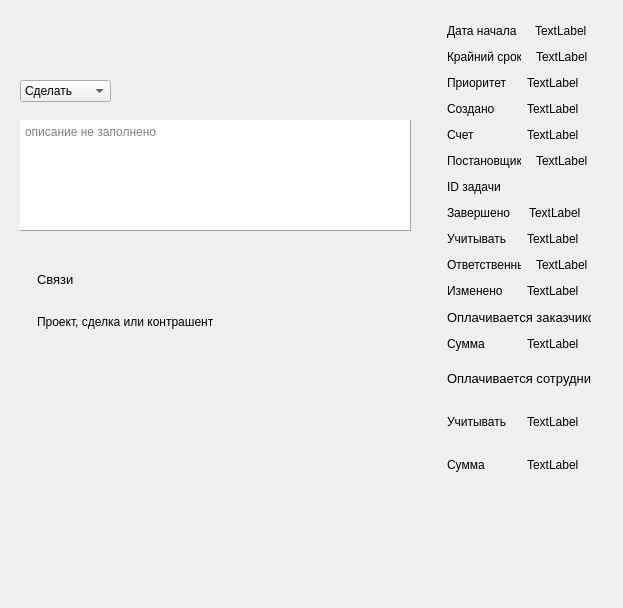
Old version of the form Task.ui in the repository Barnaga/TerraCRM.
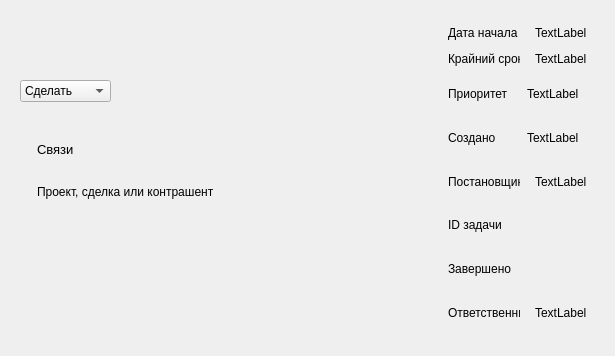
New version of the form.

```diff
--- a/Task.ui
+++ b/Task.ui
@@ -6,8 +6,8 @@
    <rect>
     <x>0</x>
     <y>0</y>
-    <width>623</width>
-    <height>608</height>
+    <width>615</width>
+    <height>356</height>
    </rect>
   </property>
   <property name="windowTitle">
@@ -21,31 +21,6 @@
 	background-color: rgb(240, 240, 240);
 }</string>
   </property>
-  <widget class="QTextEdit" name="descriptionEdit">
-   <property name="enabled">
-    <bool>true</bool>
-   </property>
-   <property name="geometry">
-    <rect>
-     <x>20</x>
-     <y>120</y>
-     <width>391</width>
-     <height>111</height>
-    </rect>
-   </property>
-   <property name="frameShape">
-    <enum>QFrame::Shape::Panel</enum>
-   </property>
-   <property name="frameShadow">
-    <enum>QFrame::Shadow::Raised</enum>
-   </property>
-   <property name="tabChangesFocus">
-    <bool>false</bool>
-   </property>
-   <property name="placeholderText">
-    <string>описание не заполнено</string>
-   </property>
-  </widget>
   <widget class="QComboBox" name="statusBox">
    <property name="geometry">
     <rect>
@@ -142,7 +117,7 @@
    <property name="geometry">
     <rect>
      <x>20</x>
-     <y>250</y>
+     <y>120</y>
      <width>391</width>
      <height>101</height>
     </rect>
@@ -172,18 +147,16 @@
     </item>
    </layout>
   </widget>
-  <widget class="QWidget" name="">
+  <widget class="QWidget" name="layoutWidget">
    <property name="geometry">
     <rect>
-     <x>430</x>
-     <y>10</y>
-     <width>175</width>
-     <height>484</height>
+     <x>431</x>
+     <y>12</y>
+     <width>173</width>
+     <height>331</height>
     </rect>
    </property>
-   <layout class="QVBoxLayout" name="verticalLayout_4">
-    <item>
-     <layout class="QVBoxLayout" name="inner">
+   <layout class="QVBoxLayout" name="verticalLayout_3">
       <item>
        <layout class="QVBoxLayout" name="dateLayout">
         <item>
@@ -225,8 +198,6 @@
        </layout>
       </item>
       <item>
-       <layout class="QVBoxLayout" name="verticalLayout_2">
-        <item>
          <layout class="QHBoxLayout" name="horizontalLayout_17">
           <item>
            <widget class="QLabel" name="priorityLbl">
@@ -262,24 +233,6 @@
           </item>
          </layout>
         </item>
-        <item>
-         <layout class="QHBoxLayout" name="horizontalLayout_26">
-          <item>
-           <widget class="QLabel" name="label_22">
-            <property name="text">
-             <string>Счет</string>
-            </property>
-           </widget>
-          </item>
-          <item>
-           <widget class="QLabel" name="label_23">
-            <property name="text">
-             <string>TextLabel</string>
-            </property>
-           </widget>
-          </item>
-         </layout>
-        </item>
         <item>
          <layout class="QHBoxLayout" name="horizontalLayout_18">
           <item>
@@ -328,25 +281,7 @@
           <item>
            <widget class="QLabel" name="completedDate">
             <property name="text">
-             <string>TextLabel</string>
-            </property>
-           </widget>
-          </item>
-         </layout>
-        </item>
-        <item>
-         <layout class="QHBoxLayout" name="horizontalLayout_24">
-          <item>
-           <widget class="QLabel" name="label_18">
-            <property name="text">
-             <string>Учитывать</string>
-            </property>
-           </widget>
-          </item>
-          <item>
-           <widget class="QLabel" name="label_19">
-            <property name="text">
-             <string>TextLabel</string>
+         <string/>
             </property>
            </widget>
           </item>
@@ -370,109 +305,24 @@
           </item>
          </layout>
         </item>
-        <item>
-         <layout class="QHBoxLayout" name="horizontalLayout_23">
-          <item>
-           <widget class="QLabel" name="editLbl">
-            <property name="text">
-             <string>Изменено</string>
-            </property>
-           </widget>
-          </item>
-          <item>
-           <widget class="QLabel" name="edit">
-            <property name="text">
-             <string>TextLabel</string>
-            </property>
-           </widget>
-          </item>
-         </layout>
-        </item>
-        <item>
-         <widget class="QLabel" name="label_17">
-          <property name="font">
-           <font>
-            <pointsize>10</pointsize>
-           </font>
-          </property>
-          <property name="text">
-           <string>Оплачивается заказчиком</string>
-          </property>
-         </widget>
-        </item>
-        <item>
-         <layout class="QHBoxLayout" name="horizontalLayout_25">
-          <item>
-           <widget class="QLabel" name="label_20">
-            <property name="text">
-             <string>Сумма</string>
-            </property>
-           </widget>
-          </item>
+   </layout>
+  </widget>
+  <widget class="QWidget" name="verticalLayoutWidget">
+   <property name="geometry">
+    <rect>
+     <x>20</x>
+     <y>240</y>
+     <width>391</width>
+     <height>80</height>
+    </rect>
+   </property>
+   <layout class="QVBoxLayout" name="warningLayout">
           <item>
-           <widget class="QLabel" name="label_21">
+     <widget class="QLabel" name="warning">
             <property name="text">
-             <string>TextLabel</string>
-            </property>
-           </widget>
-          </item>
-         </layout>
-        </item>
-       </layout>
-      </item>
-     </layout>
-    </item>
-    <item>
-     <layout class="QVBoxLayout" name="empLayout">
-      <item>
-       <widget class="QLabel" name="paidEmpLbl">
-        <property name="font">
-         <font>
-          <pointsize>10</pointsize>
-         </font>
-        </property>
-        <property name="text">
-         <string>Оплачивается сотруднику</string>
-        </property>
-       </widget>
-      </item>
-      <item>
-       <layout class="QHBoxLayout" name="horizontalLayout_27">
-        <item>
-         <widget class="QLabel" name="considerEmpLbl">
-          <property name="text">
-           <string>Учитывать</string>
-          </property>
-         </widget>
-        </item>
-        <item>
-         <widget class="QLabel" name="considerEmp">
-          <property name="text">
-           <string>TextLabel</string>
-          </property>
-         </widget>
-        </item>
-       </layout>
-      </item>
-      <item>
-       <layout class="QHBoxLayout" name="horizontalLayout_28">
-        <item>
-         <widget class="QLabel" name="amountEmpLbl">
-          <property name="text">
-           <string>Сумма</string>
-          </property>
-         </widget>
-        </item>
-        <item>
-         <widget class="QLabel" name="amountEmp">
-          <property name="text">
-           <string>TextLabel</string>
-          </property>
-         </widget>
-        </item>
-       </layout>
-      </item>
-     </layout>
+       <string/>
+      </property>
+     </widget>
     </item>
    </layout>
   </widget>
```
Lines whose indentation alone changed are shown as unchanged.
